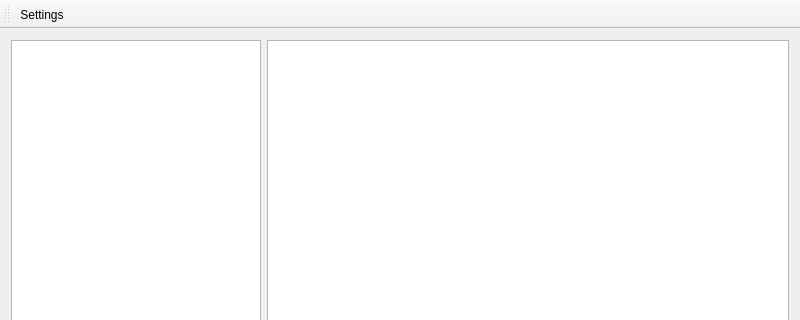
Old version of the form scanner.ui in the repository Tomic-Tech/Scanner; both pictures show x 0 to 800 and y 0 to 320 of the 800 by 600 pixel window.
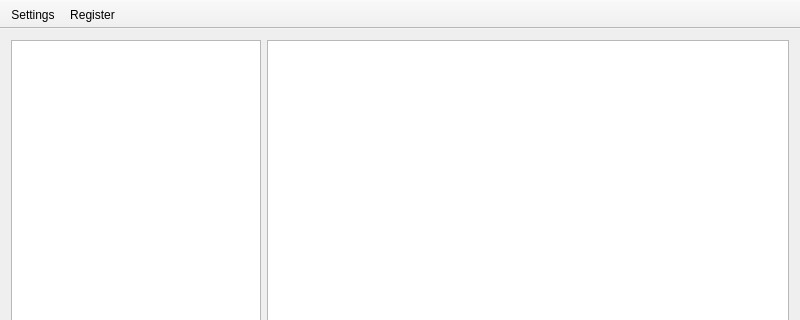
New version of the form. Icons and pictures are not drawn.

Commit message:
Add Register Action
Change tool bar behavior
Modify calling api for jmcore change

```diff
--- a/scanner.ui
+++ b/scanner.ui
@@ -45,6 +45,21 @@
    </layout>
   </widget>
   <widget class="QToolBar" name="mainToolBar">
+   <property name="movable">
+    <bool>false</bool>
+   </property>
+   <property name="iconSize">
+    <size>
+     <width>48</width>
+     <height>48</height>
+    </size>
+   </property>
+   <property name="toolButtonStyle">
+    <enum>Qt::ToolButtonTextUnderIcon</enum>
+   </property>
+   <property name="floatable">
+    <bool>false</bool>
+   </property>
    <attribute name="toolBarArea">
     <enum>TopToolBarArea</enum>
    </attribute>
@@ -52,6 +67,7 @@
     <bool>false</bool>
    </attribute>
    <addaction name="actionSettings"/>
+   <addaction name="actionRegister"/>
   </widget>
   <widget class="QStatusBar" name="statusBar"/>
   <action name="actionSettings">
@@ -63,7 +79,19 @@
     <string>Settings</string>
    </property>
    <property name="toolTip">
-    <string>C168II Configuration</string>
+    <string>&lt;html&gt;&lt;head/&gt;&lt;body&gt;&lt;p&gt;The Configuration&lt;/p&gt;&lt;/body&gt;&lt;/html&gt;</string>
+   </property>
+  </action>
+  <action name="actionRegister">
+   <property name="icon">
+    <iconset resource="scanner.qrc">
+     <normaloff>:/Scanner/images/register.png</normaloff>:/Scanner/images/register.png</iconset>
+   </property>
+   <property name="text">
+    <string>Register</string>
+   </property>
+   <property name="toolTip">
+    <string>&lt;html&gt;&lt;head/&gt;&lt;body&gt;&lt;p&gt;Manager Your Register&lt;/p&gt;&lt;/body&gt;&lt;/html&gt;</string>
    </property>
   </action>
  </widget>
```
Left out of the diff: 6 changed lines with no effect on the pictures. The commit also changes 10 other files.
